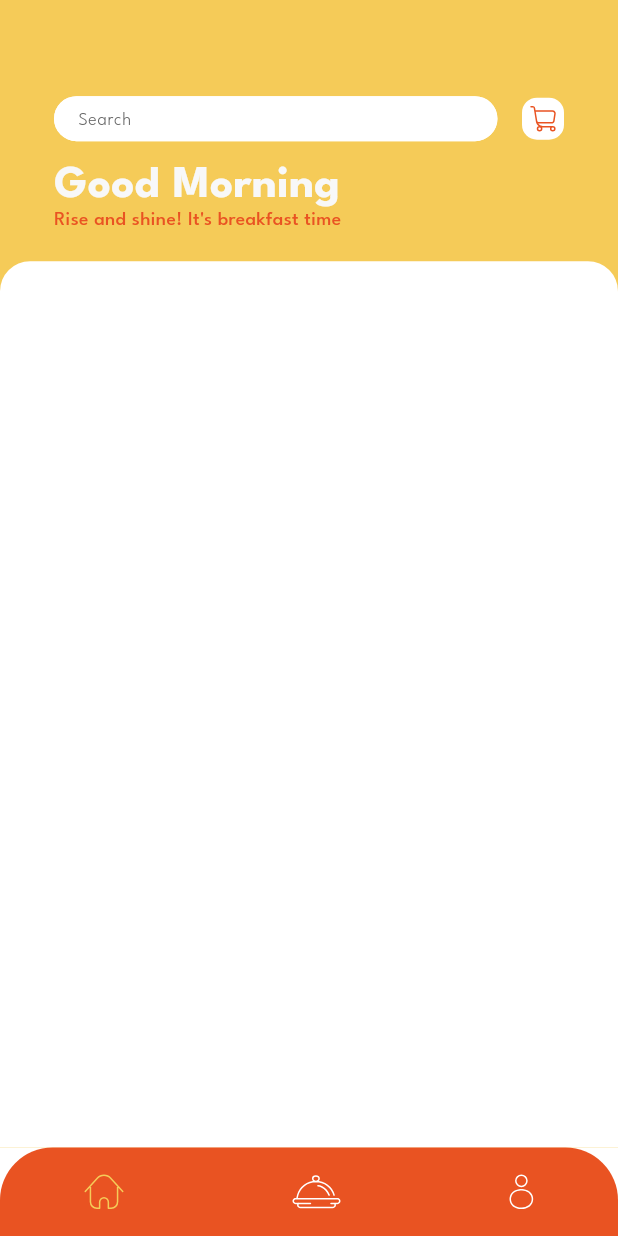
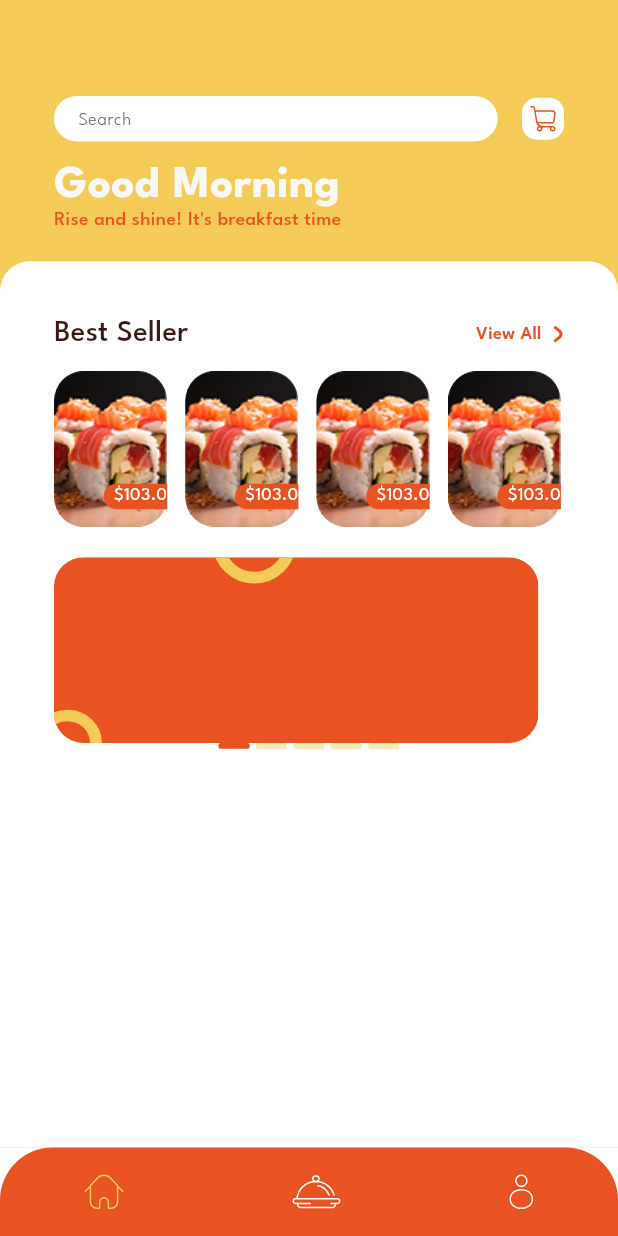
Before and after one commit to amroaly1/restaurant_app, a Flutter app: the screen it shows after launch, on a phone screen of 412 x 824 dp. Run offline on Flutter 3.47's test engine with Material 3 defaults, Android fonts, the phone set to English and light mode, and no system bars; our stand-ins replace flutter_bloc, flutter_svg, get.

Commit message:
finish sub of home view design

```diff
--- a/lib/core/localization/a_r_language.dart
+++ b/lib/core/localization/a_r_language.dart
@@ -45,5 +45,7 @@ class ARLanguage {
     LanguageGlobaleVar.search: "بحث",
     LanguageGlobaleVar.goodMorning: "صباح الخير",
     LanguageGlobaleVar.riseandshine: "استيقظوا! حان وقت الإفطار",
+    LanguageGlobaleVar.bestSeller: "الافضل مبيعا ",
+    LanguageGlobaleVar.viewAll: "مشاهدت الكل",
   };
 }
--- a/lib/core/localization/e_n_language.dart
+++ b/lib/core/localization/e_n_language.dart
@@ -48,5 +48,7 @@ class ENLanguage {
     LanguageGlobaleVar.search: "Search",
     LanguageGlobaleVar.goodMorning: "Good Morning",
     LanguageGlobaleVar.riseandshine: "Rise and shine! It's breakfast time",
+    LanguageGlobaleVar.bestSeller: "Best Seller ",
+    LanguageGlobaleVar.viewAll: "View All",
   };
 }
--- a/lib/core/localization/language_globale_var.dart
+++ b/lib/core/localization/language_globale_var.dart
@@ -47,4 +47,6 @@ class LanguageGlobaleVar {
   static const String search = "search";
   static const String goodMorning = "Good Morning";
   static const String riseandshine = "Rise and shine! It's breakfast time";
+  static const String bestSeller = "Best Seller ";
+  static const String viewAll = "View All";
 }
--- a/lib/core/utils/asset_image_manager.dart
+++ b/lib/core/utils/asset_image_manager.dart
@@ -3,4 +3,7 @@ class AssetImageManager {
   static const String kOnBoardingImage1 = "${_baseUrl}on_boarding_image_1.png";
   static const String kOnBoardingImage2 = "${_baseUrl}on_boarding_image_2.png";
   static const String kOnBoardingImage3 = "${_baseUrl}on_boarding_image_3.png";
+  static const String bestsellerCard = "${_baseUrl}best_seller.png";
+  static const String homeSlider = "${_baseUrl}home_slider.png";
+  static const String sliderBackdround = "${_baseUrl}slider_backdround.svg";
 }
--- a/lib/core/utils/height_and_width_manager.dart
+++ b/lib/core/utils/height_and_width_manager.dart
@@ -23,6 +23,8 @@ abstract class HeightManager {
   static const double h52 = 52;
   static const double h61 = 61;
   static const double h65 = 65;
+  static const double h108 = 108;
+  static const double h128 = 128;
   static const double h163 = 163;
   static const double h180 = 180;
   static const double h689 = 689;
@@ -32,11 +34,15 @@ abstract class HeightManager {
 abstract class WidthManager {
   static const double w4 = 4;
   static const double w7 = 7;
+  static const double w12 = 12;
   static const double w15 = 15;
   static const double w20 = 20;
+  static const double w23 = 23;
+  static const double w24 = 24;
   static const double w36 = 36;
 
   static const double w49 = 49;
+  static const double w72 = 72;
   static const double w207 = 207;
   static const double w282 = 282;
 }
--- a/lib/core/utils/text_style_manager.dart
+++ b/lib/core/utils/text_style_manager.dart
@@ -27,12 +27,14 @@ abstract class TextStyleManager {
   static TextStyle semiBoald(
           {String? fontfamily,
           required double size,
-          Color color = ColorManager.black1Color}) =>
+          Color color = ColorManager.black1Color,
+          double? height}) =>
       TextStyle(
         fontWeight: FontWeightManager.semiBold,
         fontFamily: fontfamily,
         fontSize: size,
         color: color,
+        height: height,
       );
   static TextStyle extraBold(
           {String? fontfamily,
--- a/lib/features/home/presentation/home_data_view.dart
+++ b/lib/features/home/presentation/home_data_view.dart
@@ -1,13 +1,18 @@
+import 'package:ecommerce_app/core/helper/arrow_direction.dart';
 import 'package:ecommerce_app/core/helper/device_width_height.dart';
 import 'package:ecommerce_app/core/localization/language_globale_var.dart';
+import 'package:ecommerce_app/core/utils/asset_image_manager.dart';
 import 'package:ecommerce_app/core/utils/color_manager.dart';
 import 'package:ecommerce_app/core/utils/height_and_width_manager.dart';
 import 'package:ecommerce_app/core/utils/padding_manager.dart';
 import 'package:ecommerce_app/core/utils/text_size_manager.dart';
 import 'package:ecommerce_app/core/utils/text_style_manager.dart';
+import 'package:ecommerce_app/core/widget/custom_indicator.dart';
 import 'package:ecommerce_app/core/widget/custom_search_and_card_shooping.dart';
 import 'package:ecommerce_app/core/widget/custom_white_background.dart';
+import 'package:ecommerce_app/features/home/presentation/widget/custom_card_of_best_seller.dart';
 import 'package:flutter/material.dart';
+import 'package:flutter_svg/svg.dart';
 import 'package:get/get.dart';
 
 class HomeDataView extends StatelessWidget {
@@ -51,7 +56,83 @@ class HomeDataView extends StatelessWidget {
             ),
           ),
           Expanded(
-            child: CustomWhiteBackground(),
+            child: CustomWhiteBackground(
+              child: Padding(
+                padding: PaddingManager.paddingHorizontalBody,
+                child: Column(
+                  children: [
+                    SizedBox(height: HeightManager.h34),
+                    Row(
+                      mainAxisAlignment: MainAxisAlignment.spaceBetween,
+                      children: [
+                        Text(
+                          LanguageGlobaleVar.bestSeller,
+                          style: TextStyleManager.meduim(
+                            size: TextSizeManager.s20,
+                          ),
+                        ),
+                        InkWell(
+                          onTap: () {
+                            // go to best seller
+                          },
+                          child: Row(
+                            crossAxisAlignment: CrossAxisAlignment.end,
+                            children: [
+                              Center(
+                                child: Text(
+                                  LanguageGlobaleVar.viewAll.tr,
+                                  style: TextStyleManager.semiBoald(
+                                    size: TextSizeManager.s12,
+                                    color: ColorManager.secondaryColor,
+                                    height: 0,
+                                  ),
+                                ),
+                              ),
+                              SizedBox(
+                                width: WidthManager.w7,
+                              ),
+                              SvgPicture.asset(
+                                ArrowDirection.arrowDirectionEnRight(),
+                              ),
+                            ],
+                          ),
+                        ),
+                      ],
+                    ),
+                    SizedBox(height: HeightManager.h10),
+                    ListOfBestSeller(),
+                    SizedBox(height: HeightManager.h20),
+                    Column(
+                      children: [
+                        SizedBox(
+                          height: DeviceWidthHeight.perentageOfHeight(128),
+                          child: PageView.builder(
+                            itemCount: 5,
+                            itemBuilder: (context, index) {
+                              return Container(
+                                // width: DeviceWidthHeight.perentageOfWidth(323),
+                                width: double.infinity,
+                                height:
+                                    DeviceWidthHeight.perentageOfHeight(128),
+                                child: Stack(
+                                  children: [
+                                    SvgPicture.asset(
+                                      AssetImageManager.sliderBackdround,
+                                      fit: BoxFit.fill,
+                                    ),
+                                  ],
+                                ),
+                              );
+                            },
+                          ),
+                        ),
+                        CustomIndicator(itemCount: 5, currentIndex: 0),
+                      ],
+                    ),
+                  ],
+                ),
+              ),
+            ),
           ),
         ],
       ),
--- /dev/null
+++ b/lib/features/home/presentation/widget/custom_card_of_best_seller.dart
@@ -0,0 +1,85 @@
+import 'package:ecommerce_app/core/helper/device_width_height.dart';
+import 'package:ecommerce_app/core/utils/asset_image_manager.dart';
+import 'package:ecommerce_app/core/utils/color_manager.dart';
+import 'package:ecommerce_app/core/utils/height_and_width_manager.dart';
+import 'package:ecommerce_app/core/utils/raduis_manager.dart';
+import 'package:ecommerce_app/core/utils/text_size_manager.dart';
+import 'package:ecommerce_app/core/utils/text_style_manager.dart';
+import 'package:flutter/material.dart';
+
+class CustomCardOfBestSeller extends StatelessWidget {
+  const CustomCardOfBestSeller({
+    super.key,
+  });
+
+  @override
+  Widget build(BuildContext context) {
+    return Stack(
+      children: [
+        Container(
+          width: DeviceWidthHeight.perentageOfWidth(
+            WidthManager.w72,
+          ),
+          height: DeviceWidthHeight.perentageOfHeight(
+            HeightManager.h108,
+          ),
+          decoration: BoxDecoration(
+            borderRadius: BorderRadius.circular(RaduisManager.r20),
+            image: DecorationImage(
+              image: AssetImage(
+                AssetImageManager.bestsellerCard,
+              ),
+              fit: BoxFit.fill,
+            ),
+          ),
+        ),
+        PositionedDirectional(
+          end: 0,
+          bottom: HeightManager.h12,
+          child: Container(
+            padding: EdgeInsetsDirectional.only(
+              start: WidthManager.w7,
+            ),
+            decoration: BoxDecoration(
+              color: ColorManager.secondaryColor,
+              borderRadius: BorderRadiusDirectional.only(
+                topStart: Radius.circular(RaduisManager.r10),
+                bottomStart: Radius.circular(RaduisManager.r10),
+              ),
+            ),
+            child: Text(
+              "\$103.0",
+              style: TextStyleManager.regular(
+                size: TextSizeManager.s12,
+                color: ColorManager.whiteColor,
+              ),
+            ),
+          ),
+        ),
+      ],
+    );
+  }
+}
+
+class ListOfBestSeller extends StatelessWidget {
+  const ListOfBestSeller({super.key});
+
+  @override
+  Widget build(BuildContext context) {
+    return SizedBox(
+      height: DeviceWidthHeight.perentageOfHeight(
+        HeightManager.h108,
+      ),
+      child: ListView.separated(
+        scrollDirection: Axis.horizontal,
+        itemBuilder: (context, index) {
+          return CustomCardOfBestSeller();
+        },
+        separatorBuilder: (context, index) => SizedBox(
+          width: WidthManager.w12,
+        ),
+        itemCount: 10,
+      ),
+    );
+  }
+}
```
Also changed, not shown: assets/image/best_seller.png (added), assets/image/slider_backdround.svg (added).
